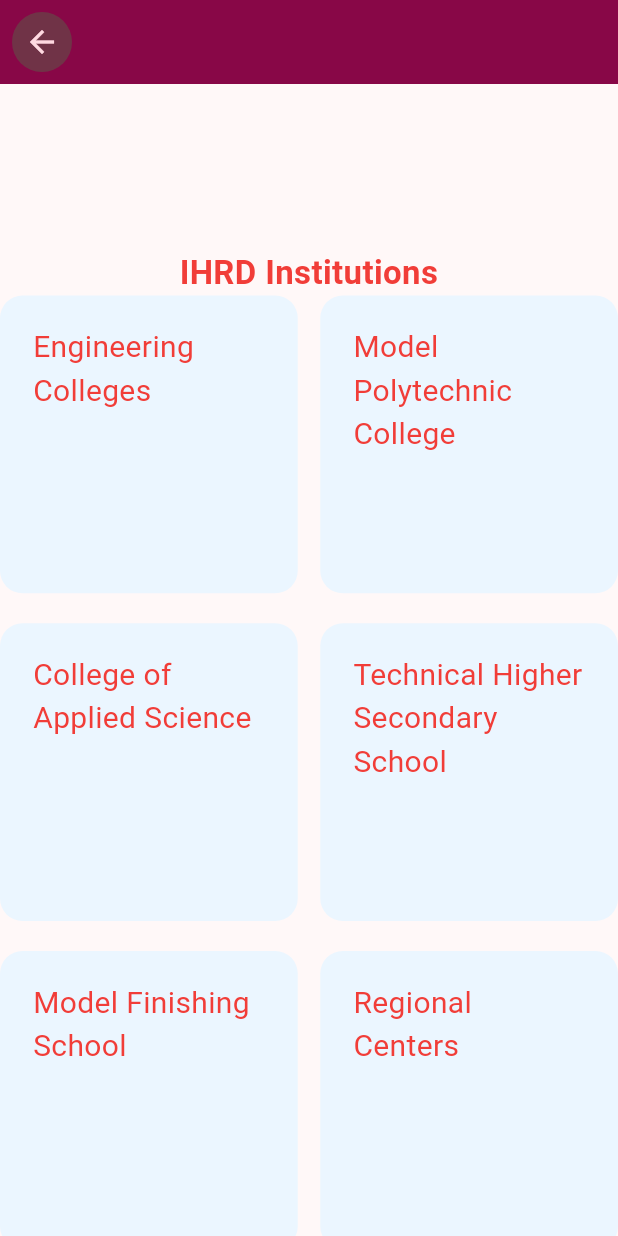
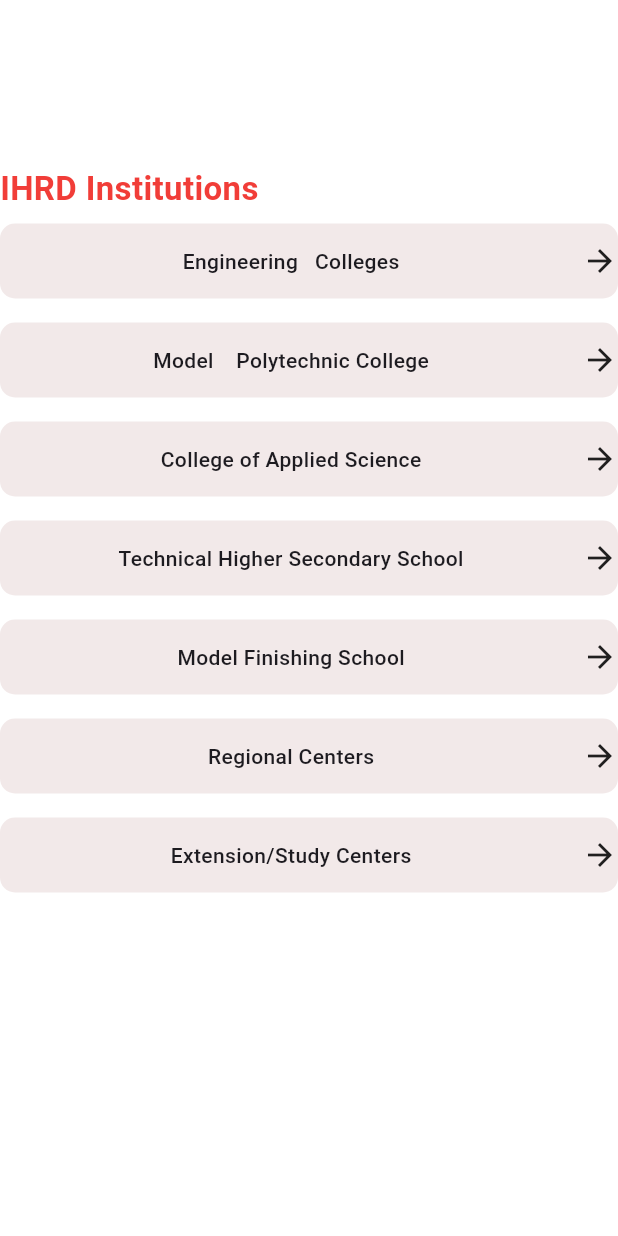
Before and after one commit to MaheswariDarish/fluttermp, a Flutter app: the InstitutionsPage screen opened by its route, on a phone screen of 412 x 824 dp. Run offline on Flutter 3.47's test engine with Material 3 defaults, Android fonts, the phone set to English and light mode, and no system bars; our stand-ins replace carousel_slider, cloud_firestore, firebase_core, firebase_messaging, get, google_fonts and 3 more; missing offline and left inert: syncfusion_flutter_pdfviewer; accounts and stored records are empty; network calls fail.

Commit message:
institution page change

```diff
--- a/lib/institutions/institution_page.dart
+++ b/lib/institutions/institution_page.dart
@@ -35,19 +35,17 @@
   @override
   Widget build(BuildContext context) {
     return Scaffold(
-      appBar: AppBar(),
-      backgroundColor: Theme.of(context).colorScheme.background,
+      backgroundColor: Colors.transparent,
       body: SingleChildScrollView(
         child: Column(
           crossAxisAlignment: CrossAxisAlignment.stretch,
           children: [
             //Size of appbar
-            const SizedBox(height: kToolbarHeight + 54),
+            const SizedBox(height: kToolbarHeight +54),
 
             //heading
             const Text(
               "IHRD Institutions",
-              textAlign: TextAlign.center,
               style: TextStyle(
                 fontSize: 22,
                 fontWeight: FontWeight.w700,
@@ -56,20 +54,45 @@
             ),
 
             //gridview
-            GridView.builder(
+            ListView.builder(
               itemCount: institutions.length,
               physics: const NeverScrollableScrollPhysics(),
               shrinkWrap: true,
-              gridDelegate: const SliverGridDelegateWithFixedCrossAxisCount(
-                  crossAxisSpacing: 15,
-                  childAspectRatio: 1,
-                  crossAxisCount: 2,
-                  mainAxisSpacing: 20),
+
               itemBuilder: (context, index) {
-                return CardGridView(
-                  name: institutions[index].name,
-                  page: institutions[index].page,
-                );
+                // return CardGridView(
+                //   name: institutions[index].name,
+                //   page: institutions[index].page,
+                // );
+                return Padding(
+                  padding: EdgeInsets.symmetric(vertical: 8),
+                  child:InkWell(
+  onTap: () {
+     Navigator.push(
+        context,
+         MaterialPageRoute(
+          builder: (context) => institutions[index].page,
+        ),
+      );
+  },
+  child: Container(
+    height:50,
+    decoration: BoxDecoration(
+       borderRadius: BorderRadius.circular(10),
+      color: Color.fromARGB(255, 242, 233, 233),
+     ),
+    child: Row(
+      children: [
+        Expanded(
+          child: Center(child: Text('${institutions[index].name}',style:TextStyle(fontWeight: FontWeight.w500,
+                ))),
+        ),
+        Icon(Icons.arrow_forward),
+      ],
+    ),
+  ),)
+);
+
               },
             ),
           ],
--- a/pubspec.yaml
+++ b/pubspec.yaml
@@ -87,6 +87,7 @@
     - assets/ihrd_logo.png
     - assets/box/box1.png
     - assets/pic/img1.png
+    #- assets/engclgimg/mec.png
 
   # An image asset can refer to one or more resolution-specific "variants", see
   # https://flutter.dev/assets-and-images/#resolution-aware
```
Also changed, not shown: lib/institutions/1_engineering_colleges/engcollege_list.dart (+14 -3 lines), lib/institutions/components/listview_card/listview_card.dart (+10 -7 lines), lib/assets/engclgimg/mec.png (added).
